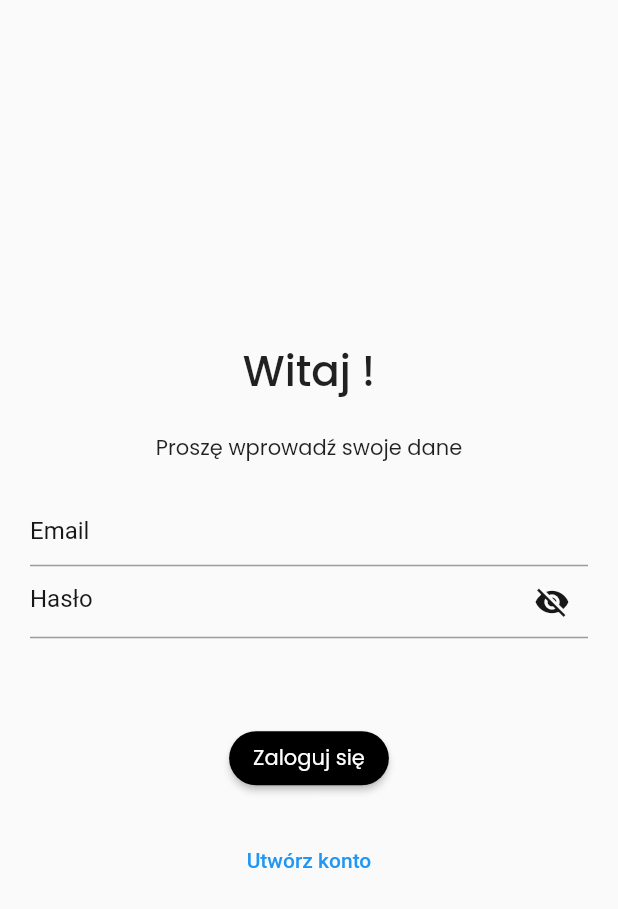
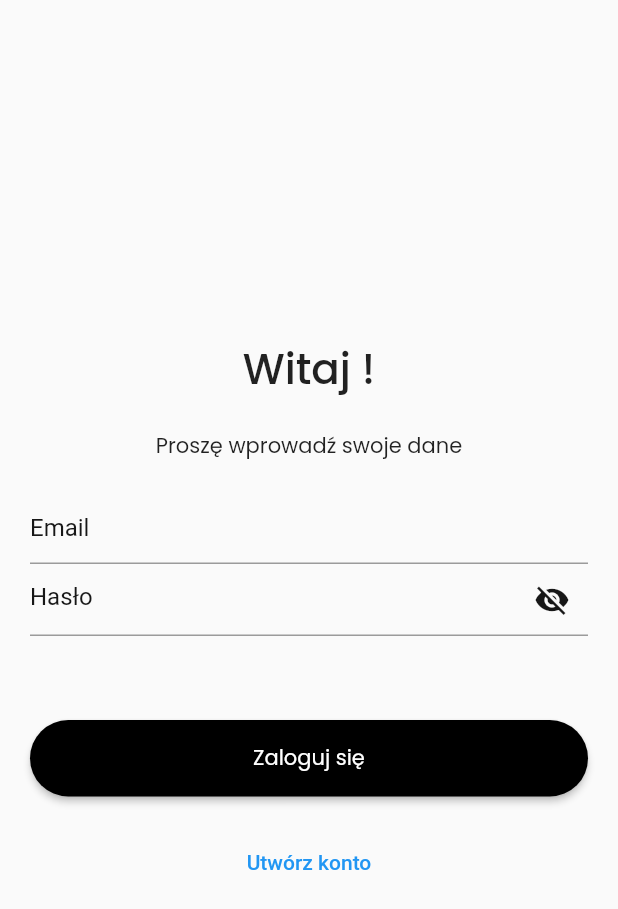
Before and after one commit to kamilgadek/controla, a Flutter app: the screen it shows after launch, on a phone screen of 412 x 824 dp. Shown: the top 909 px of the screen. Run offline on Flutter 3.47's test engine with Material 2 defaults, Android fonts, the light colour scheme and no system bars; our stand-ins replace cloud_firestore, firebase_auth, firebase_core, google_fonts; accounts and stored records are empty.

Commit message:
Changed size of ElevatedButton

```diff
--- a/lib/app/login/login_page.dart
+++ b/lib/app/login/login_page.dart
@@ -113,10 +113,17 @@ class _LoginPageState extends State<LoginPage> {
                     color: Colors.white,
                   ),
                   ),
+                  minimumSize: const Size (
+                    double.infinity,
+                    0,
+                  )
                 ),
-                child: Text(isCreatingAccount == true
-                    ? 'Zarejestruj się'
-                    : 'Zaloguj się'),
+                child: Padding(
+                  padding: const EdgeInsets.symmetric(vertical: 15, horizontal: 30, ),
+                  child: Text(isCreatingAccount == true
+                      ? 'Zarejestruj się'
+                      : 'Zaloguj się'),
+                ),
               ),
               const SizedBox(height: 20),
               if (isCreatingAccount == false) ...[
```
